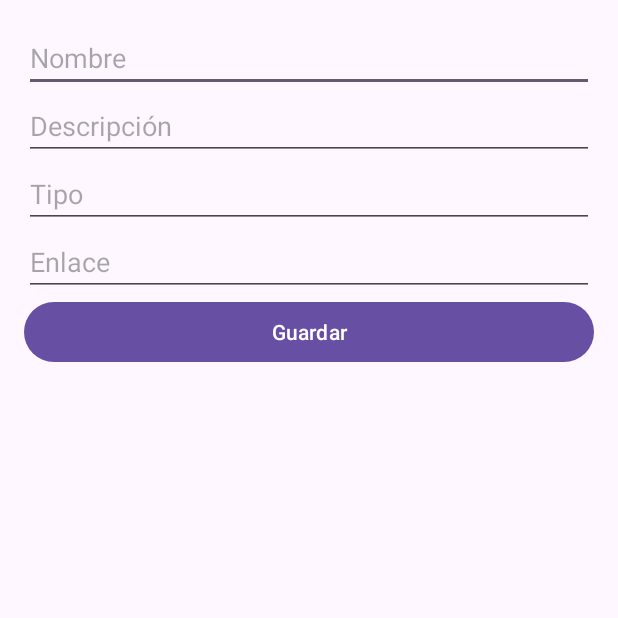
After one commit to DiegoIsma/DesafioPractico3_DSM, an Android app: the EditRecursoActivity screen opened directly, with no data from a screen before it, on a phone screen of 412 x 824 dp, the top half of it. The commit adds this screen. Run offline under Robolectric (Android 15) with nearby library versions, the phone set to English and light mode, and no system bars; 5 statements that could not run were skipped.

Commit message:
Buton_Edit_Eliminar

```diff
--- a/app/build.gradle.kts
+++ b/app/build.gradle.kts
@@ -1,6 +1,7 @@
 plugins {
     alias(libs.plugins.android.application)
     alias(libs.plugins.jetbrains.kotlin.android)
+    id ("kotlin-parcelize")
 }
 
 android {
--- a/app/src/main/AndroidManifest.xml
+++ b/app/src/main/AndroidManifest.xml
@@ -12,6 +12,7 @@
         android:supportsRtl="true"
         android:theme="@style/Theme.RecursosAprendizaje"
         tools:targetApi="31">
+        <activity android:name=".EditRecursoActivity"></activity>
         <activity
             android:name=".MainActivity"
             android:exported="true">
@@ -21,6 +22,7 @@
                 <category android:name="android.intent.category.LAUNCHER" />
             </intent-filter>
         </activity>
+
     </application>
 
 </manifest>
--- a/app/src/main/java/com/example/recursosaprendizaje/ApiService.kt
+++ b/app/src/main/java/com/example/recursosaprendizaje/ApiService.kt
@@ -1,7 +1,11 @@
 package com.example.recursosaprendizaje
 
+import okhttp3.ResponseBody
 import retrofit2.Call
 import retrofit2.http.*
+import retrofit2.http.Body
+import retrofit2.http.PUT
+import retrofit2.http.Path
 
 interface ApiService {
     @GET("Recursos")
@@ -17,6 +21,6 @@ interface ApiService {
     fun updateRecurso(@Path("id") id: String, @Body recurso: Recurso): Call<Recurso>
 
     @DELETE("Recursos/{id}")
-    fun deleteRecurso(@Path("id") id: String): Call<Void>
+    fun deleteRecurso(@Path("id") id: String): Call<ResponseBody>
 
 }
--- /dev/null
+++ b/app/src/main/java/com/example/recursosaprendizaje/EditRecursoActivity.kt
@@ -0,0 +1,76 @@
+package com.example.recursosaprendizaje
+
+import android.os.Bundle
+import android.util.Log
+import android.widget.Button
+import android.widget.EditText
+import androidx.appcompat.app.AppCompatActivity
+import retrofit2.Call
+import retrofit2.Callback
+import retrofit2.Response
+
+class EditRecursoActivity : AppCompatActivity() {
+    private lateinit var apiService: ApiService
+    private lateinit var recurso: Recurso
+
+    override fun onCreate(savedInstanceState: Bundle?) {
+        super.onCreate(savedInstanceState)
+        setContentView(R.layout.activity_edit_recurso)
+
+        // Inicializar apiService (Retrofit o tu implementación de API)
+        apiService = RetrofitInstance.getRetrofitInstance().create(ApiService::class.java)
+
+        // Obtener el recurso pasado desde el Intent
+        recurso = intent.getParcelableExtra("RECURSO")!!
+
+        // Inicializar los campos del layout con los valores del recurso actual
+        val editNombre = findViewById<EditText>(R.id.editNombre)
+        val editDescripcion = findViewById<EditText>(R.id.editDescripcion)
+        val editTipo = findViewById<EditText>(R.id.editTipo)
+        val editEnlace = findViewById<EditText>(R.id.editEnlace)
+
+        editNombre.setText(recurso.name)
+        editDescripcion.setText(recurso.description)
+        editTipo.setText(recurso.tipo)
+        editEnlace.setText(recurso.enlace)
+
+        // Configurar el botón de guardar
+        val btnGuardar = findViewById<Button>(R.id.btnGuardar)
+        btnGuardar.setOnClickListener {
+            // Obtener los valores actualizados desde los campos de entrada
+            val nombre = editNombre.text.toString()
+            val descripcion = editDescripcion.text.toString()
+            val tipo = editTipo.text.toString()
+            val enlace = editEnlace.text.toString()
+
+            // Crear el recurso actualizado
+            val recursoActualizado = Recurso(
+                recurso.id,
+                nombre,
+                descripcion,
+                tipo,
+                enlace,
+                recurso.imagen
+            )
+
+            // Llamar a la API para actualizar el recurso
+            apiService.updateRecurso(recurso.id, recursoActualizado)
+                .enqueue(object : Callback<Recurso> {
+                    override fun onResponse(call: Call<Recurso>, response: Response<Recurso>) {
+                        if (response.isSuccessful) {
+                            // Recurso actualizado exitosamente
+                            finish()  // Regresar a la pantalla anterior
+                        } else {
+                            // Manejo de error en la respuesta
+                            Log.e("EditRecursoActivity", "Error al actualizar: ${response.code()}")
+                        }
+                    }
+
+                    override fun onFailure(call: Call<Recurso>, t: Throwable) {
+                        // Manejo de errores en la llamada
+                        Log.e("EditRecursoActivity", "Fallo la llamada API", t)
+                    }
+                })
+        }
+    }
+}
--- a/app/src/main/java/com/example/recursosaprendizaje/Recurso.kt
+++ b/app/src/main/java/com/example/recursosaprendizaje/Recurso.kt
@@ -1,5 +1,8 @@
 package com.example.recursosaprendizaje
+import android.os.Parcelable
+import kotlinx.parcelize.Parcelize
 
+@Parcelize
 data class Recurso (
     val id: String,
     val name: String,
@@ -7,4 +10,4 @@ data class Recurso (
     val tipo: String,
     val enlace: String,
     val imagen: String
-)
+) : Parcelable
--- /dev/null
+++ b/app/src/main/java/com/example/recursosaprendizaje/RetrofitInstance.kt
@@ -0,0 +1,20 @@
+package com.example.recursosaprendizaje
+import retrofit2.Retrofit
+import retrofit2.converter.gson.GsonConverterFactory
+
+object RetrofitInstance {
+    private const val BASE_URL = "https://6701b49fb52042b542d86557.mockapi.io/"
+
+    // Singleton de Retrofit
+    private val retrofit by lazy {
+        Retrofit.Builder()
+            .baseUrl(BASE_URL)
+            .addConverterFactory(GsonConverterFactory.create())  // Para convertir JSON automáticamente a objetos
+            .build()
+    }
+
+    // Método para obtener una instancia de la API service
+    fun getRetrofitInstance(): Retrofit {
+        return retrofit
+    }
+}
--- /dev/null
+++ b/app/src/main/res/layout/activity_edit_recurso.xml
@@ -0,0 +1,39 @@
+<?xml version="1.0" encoding="utf-8"?>
+<LinearLayout
+    xmlns:android="http://schemas.android.com/apk/res/android"
+    android:layout_width="match_parent"
+    android:layout_height="match_parent"
+    android:orientation="vertical"
+    android:padding="16dp">
+
+    <EditText
+        android:id="@+id/editNombre"
+        android:layout_width="match_parent"
+        android:layout_height="wrap_content"
+        android:hint="Nombre"/>
+
+    <EditText
+        android:id="@+id/editDescripcion"
+        android:layout_width="match_parent"
+        android:layout_height="wrap_content"
+        android:hint="Descripción"/>
+
+    <EditText
+        android:id="@+id/editTipo"
+        android:layout_width="match_parent"
+        android:layout_height="wrap_content"
+        android:hint="Tipo"/>
+
+    <EditText
+        android:id="@+id/editEnlace"
+        android:layout_width="match_parent"
+        android:layout_height="wrap_content"
+        android:hint="Enlace"/>
+
+    <Button
+        android:id="@+id/btnGuardar"
+        android:layout_width="match_parent"
+        android:layout_height="wrap_content"
+        android:text="Guardar"/>
+
+</LinearLayout>
```
Also changed, not shown: app/src/main/java/com/example/recursosaprendizaje/MainActivity.kt (+38 -8 lines), app/src/main/java/com/example/recursosaprendizaje/RecursoAdapter.kt (+23 -2 lines), app/src/main/res/layout/activity_main.xml (+13 -10 lines), app/src/main/res/layout/item_recurso.xml (+27 -8 lines).
